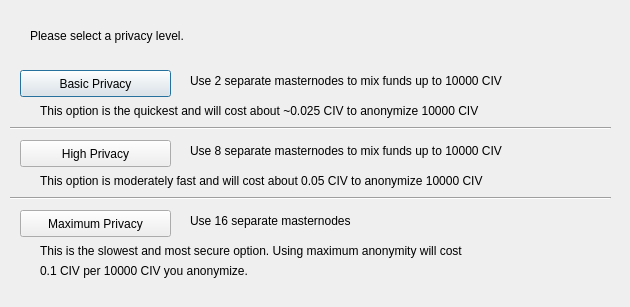
Qt form src/qt/forms/obfuscationconfig.ui (enox-c/enox-c) before a commit.
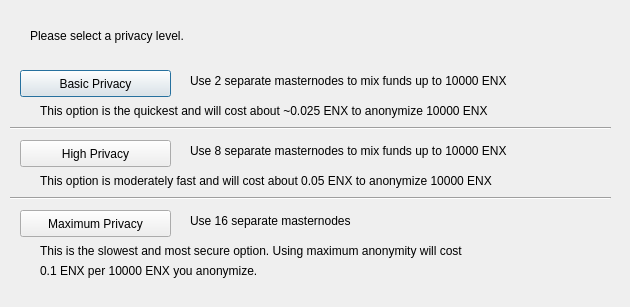
The same form after that commit.

Diff of the .ui file:
```diff
--- a/src/qt/forms/obfuscationconfig.ui
+++ b/src/qt/forms/obfuscationconfig.ui
@@ -75,7 +75,7 @@
     </rect>
    </property>
    <property name="text">
-    <string>Use 2 separate masternodes to mix funds up to 10000 CIV</string>
+    <string>Use 2 separate masternodes to mix funds up to 10000 ENX</string>
    </property>
   </widget>
   <widget class="QLabel" name="label_3">
@@ -88,7 +88,7 @@
     </rect>
    </property>
    <property name="text">
-    <string>Use 8 separate masternodes to mix funds up to 10000 CIV</string>
+    <string>Use 8 separate masternodes to mix funds up to 10000 ENX</string>
    </property>
   </widget>
   <widget class="QLabel" name="label_4">
@@ -114,7 +114,7 @@
     </rect>
    </property>
    <property name="text">
-    <string>This option is the quickest and will cost about ~0.025 CIV to anonymize 10000 CIV</string>
+    <string>This option is the quickest and will cost about ~0.025 ENX to anonymize 10000 ENX</string>
    </property>
   </widget>
   <widget class="QLabel" name="label_7">
@@ -127,7 +127,7 @@
     </rect>
    </property>
    <property name="text">
-    <string>This option is moderately fast and will cost about 0.05 CIV to anonymize 10000 CIV</string>
+    <string>This option is moderately fast and will cost about 0.05 ENX to anonymize 10000 ENX</string>
    </property>
   </widget>
   <widget class="QLabel" name="label_8">
@@ -153,7 +153,7 @@
     </rect>
    </property>
    <property name="text">
-    <string>0.1 CIV per 10000 CIV you anonymize.</string>
+    <string>0.1 ENX per 10000 ENX you anonymize.</string>
    </property>
   </widget>
   <widget class="Line" name="line">
```
